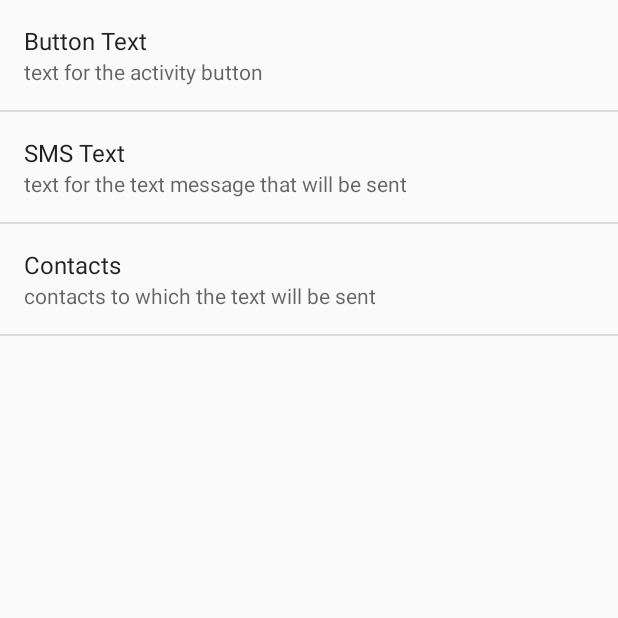
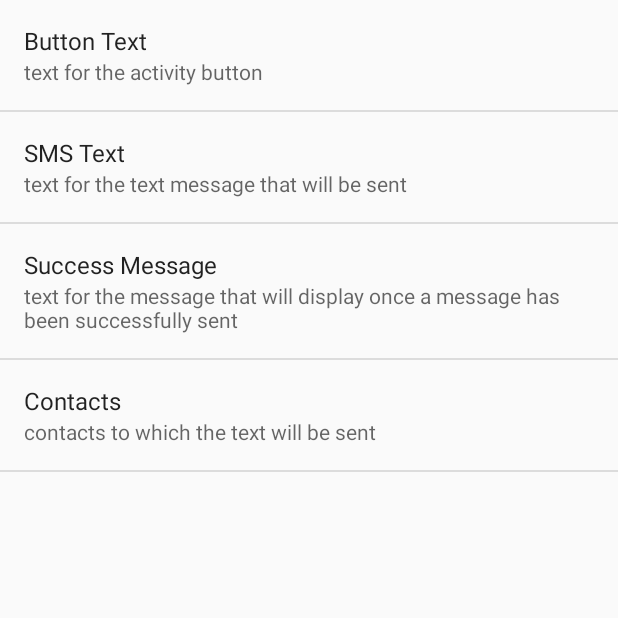
Before and after one commit to pietimer/aokay, an Android app: the screen it shows after launch (aOkayPreferencesActivity), after a tap on "Settings", on a phone screen of 412 x 824 dp, the top half of it. Run offline under Robolectric (Android 15) with nearby library versions, the phone set to English and light mode, and no system bars; 1 statement that could not run was skipped.

Commit message:
now can tell if message fails, but still needs to be able to send to multiple recipients

```diff
--- a/app/src/main/res/values/colors.xml
+++ b/app/src/main/res/values/colors.xml
@@ -1,6 +1,6 @@
 <?xml version="1.0" encoding="utf-8"?>
 <resources>
-    <color name="colorPrimary">#3F51B5</color>
-    <color name="colorPrimaryDark">#303F9F</color>
-    <color name="colorAccent">#FF4081</color>
+    <color name="colorPrimary">#4BB543</color>
+    <color name="colorPrimaryDark">#30742B</color>
+    <color name="colorAccent">#4BB543</color>
 </resources>
--- a/app/src/main/res/values/strings.xml
+++ b/app/src/main/res/values/strings.xml
@@ -9,6 +9,9 @@
     <string name="sms_msg_preference">sms_msg_preference</string>
     <string name="sms_msg_default">A-Okay!</string>
 
+    <string name="success_msg_preference">success_msg_preference</string>
+    <string name="success_msg_default">Message sent!</string>
+
     <string name="contacts_preference">contacts_preference</string>
     <string-array name="contacts_default"></string-array>
 </resources>
--- a/app/src/main/res/values/styles.xml
+++ b/app/src/main/res/values/styles.xml
@@ -8,4 +8,9 @@
         <item name="colorAccent">@color/colorAccent</item>
     </style>
 
+
+    <style name="dialog" parent="Theme.AppCompat.Dialog">
+        <item name="android:windowNoTitle">true</item>
+    </style>
+
 </resources>
--- a/app/src/main/res/xml/preferences.xml
+++ b/app/src/main/res/xml/preferences.xml
@@ -12,6 +12,12 @@
         android:key="@string/sms_msg_preference"
         android:summary="text for the text message that will be sent"
         android:dialogTitle="SMS Text" />
+    <EditTextPreference
+        android:title="Success Message"
+        android:key="@string/success_msg_preference"
+        android:summary="text for the message that will display once a message has been successfully sent"
+        android:dialogTitle="SMS Text" />
+
 
     <com.maryhikes.aokay.component.ContactListPreference
         android:defaultValue="@array/contacts_default"
@@ -20,11 +26,4 @@
         android:title="Contacts"
         ></com.maryhikes.aokay.component.ContactListPreference>
 
-
-    <!--
-    <EditTextPreference android:title="Phone Number"
-        android:key="phoneNumber_preference"
-        android:summary="phone number to which the text will be sent"
-        android:dialogTitle="Phone Number" />
-        -->
 </PreferenceScreen>
```
Also changed, not shown: app/src/main/java/com/maryhikes/aokay/activity/MainActivity.java (+110 -22 lines), app/src/main/java/com/maryhikes/aokay/utility/SmsSender.java (deleted, +0 -53 lines), app/src/main/java/com/maryhikes/aokay/utility/aOkayPreferences.java (+6 -3 lines), app/src/main/res/layout/activity_main.xml (+20 -0 lines), app/src/main/ic_launcher-web.png (added), app/src/main/res/drawable/error.png (added), app/src/main/res/drawable/okay.png (added), app/src/main/res/mipmap-hdpi/ic_launcher.png, app/src/main/res/mipmap-mdpi/ic_launcher.png, app/src/main/res/mipmap-xhdpi/ic_launcher.png, app/src/main/res/mipmap-xxhdpi/ic_launcher.png, app/src/main/res/mipmap-xxxhdpi/ic_launcher.png.
